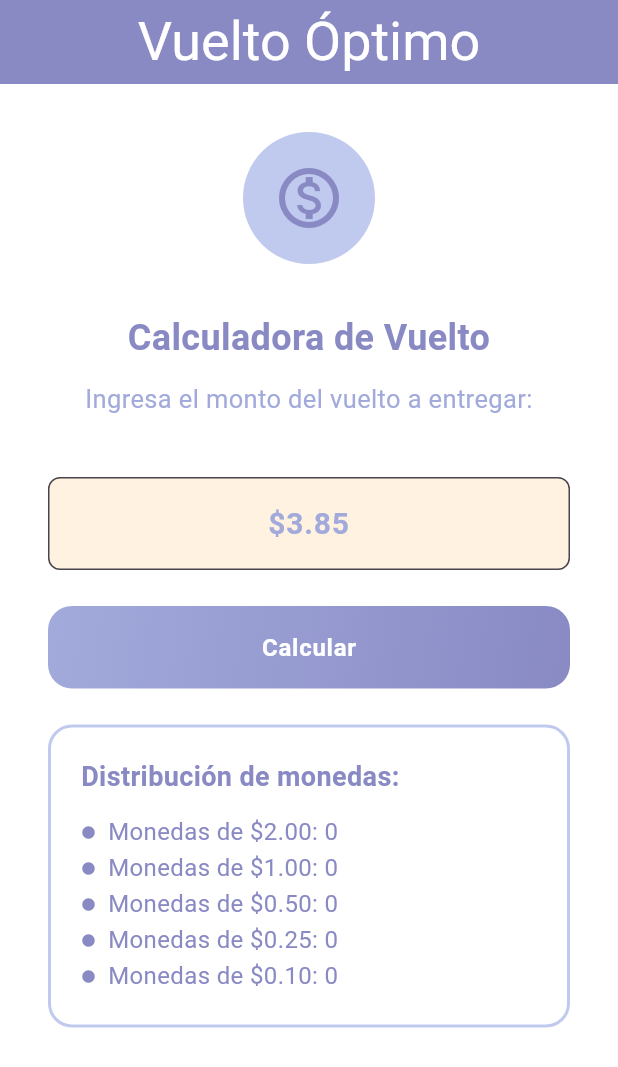
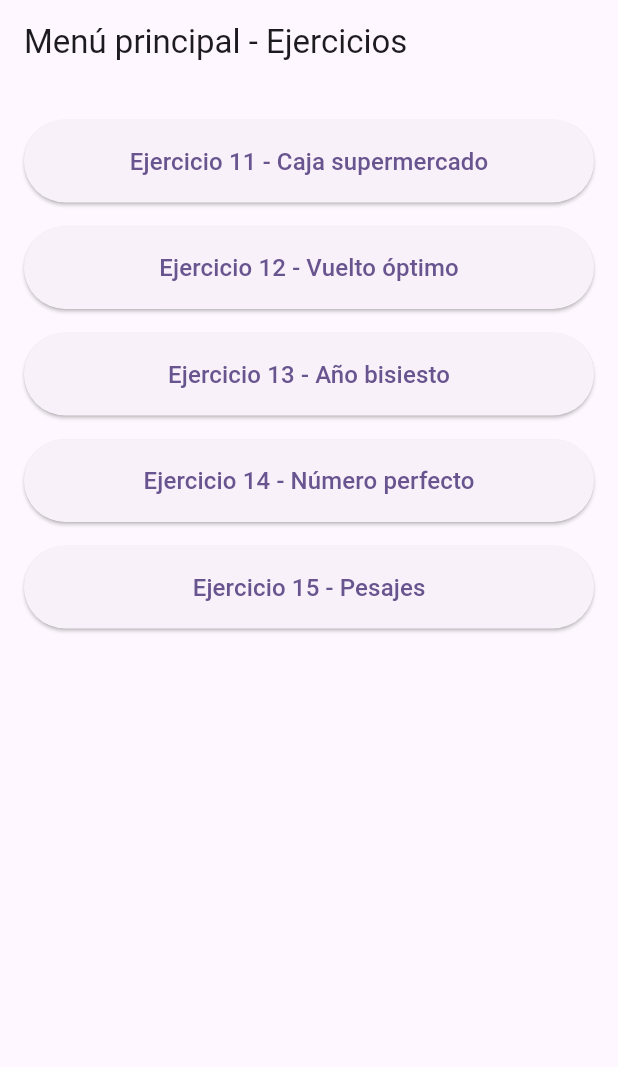
Before and after one commit to IMarcusDev/Tarea1_27843_moviles, a Flutter app: the screen it shows after launch, on a phone screen of 412 x 824 dp. Shown: the top 1067 px of the screen. Run offline on Flutter 3.47's test engine with Material 3 defaults, Android fonts, the phone set to English and light mode, and no system bars.

Commit message:
Eje15ymenu
Se implemento el ejercicio 15 y también se hizo un pequeño menu para acceder a los otros ejercicios

```diff
--- a/lib/main.dart
+++ b/lib/main.dart
@@ -1,5 +1,5 @@
 import 'package:flutter/material.dart';
-import 'package:tarea1_application/screens/ej12.dart';
+import 'package:tarea1_application/screens/main_menu.dart';
 
 void main() {
   runApp(const MyApp());
@@ -31,8 +31,9 @@
         // tested with just a hot reload.
         colorScheme: ColorScheme.fromSeed(seedColor: Colors.deepPurple),
       ),
-      // home: const MyHomePage(title: 'Flutter Demo Home Page'),
-      home: Ejercicio12View(),
+  // home: const MyHomePage(title: 'Flutter Demo Home Page'),
+  // Pantalla principal con enlaces a los ejercicios
+  home: const MainMenuScreen(),
     );
   }
 }
--- /dev/null
+++ b/lib/screens/main_menu.dart
@@ -0,0 +1,50 @@
+import 'package:flutter/material.dart';
+import 'package:tarea1_application/screens/ej11.dart';
+import 'package:tarea1_application/screens/ej12.dart';
+import 'package:tarea1_application/screens/ej13.dart';
+import 'package:tarea1_application/screens/ej14.dart';
+import 'package:tarea1_application/screens/ej15.dart';
+
+class MainMenuScreen extends StatelessWidget {
+  const MainMenuScreen({super.key});
+
+  @override
+  Widget build(BuildContext context) {
+    return Scaffold(
+      appBar: AppBar(title: const Text('Menú principal - Ejercicios')),
+      body: Padding(
+        padding: const EdgeInsets.all(16),
+        child: ListView(
+          children: [
+            _buildNavButton(context, 'Ejercicio 11 - Caja supermercado', () {
+              Navigator.push(context, MaterialPageRoute(builder: (_) => const Ejercicio11View()));
+            }),
+            _buildNavButton(context, 'Ejercicio 12 - Vuelto óptimo', () {
+              Navigator.push(context, MaterialPageRoute(builder: (_) => Ejercicio12View()));
+            }),
+            _buildNavButton(context, 'Ejercicio 13 - Año bisiesto', () {
+              Navigator.push(context, MaterialPageRoute(builder: (_) => DeterminarAnioBisiesto()));
+            }),
+            _buildNavButton(context, 'Ejercicio 14 - Número perfecto', () {
+              Navigator.push(context, MaterialPageRoute(builder: (_) => DeterminarNumeroPerfecto()));
+            }),
+            _buildNavButton(context, 'Ejercicio 15 - Pesajes', () {
+              Navigator.push(context, MaterialPageRoute(builder: (_) => const Ej15Screen()));
+            }),
+          ],
+        ),
+      ),
+    );
+  }
+
+  Widget _buildNavButton(BuildContext context, String label, VoidCallback onTap) {
+    return Container(
+      margin: const EdgeInsets.symmetric(vertical: 8),
+      child: ElevatedButton(
+        onPressed: onTap,
+        style: ElevatedButton.styleFrom(padding: const EdgeInsets.symmetric(vertical: 16)),
+        child: Text(label, style: const TextStyle(fontSize: 16)),
+      ),
+    );
+  }
+}
```
Also changed, not shown: lib/screens/ej15.dart (added, +190 -0 lines).
